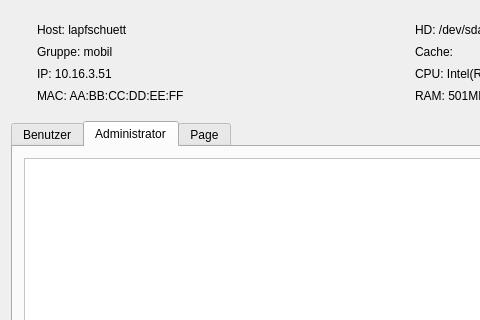
Qt form linbo_gui/linbogui.ui (linuxmuster/linuxmuster-linbo) before a commit; both pictures show x 0 to 480 and y 0 to 320 of the 794 by 571 pixel window.
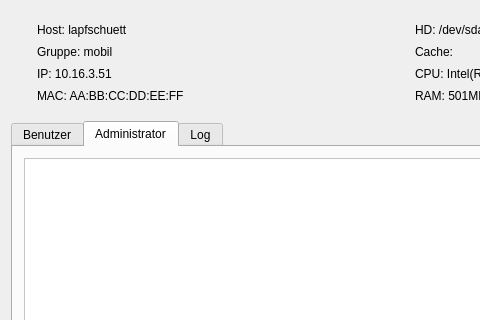
The same form after that commit. Icons and pictures are not drawn. Custom widgets are drawn as their Qt base class.

```diff
--- a/linbo_gui/linbogui.ui
+++ b/linbo_gui/linbogui.ui
@@ -511,7 +511,7 @@
        <enum>Qt::LeftToRight</enum>
       </property>
       <attribute name="title">
-       <string>Page</string>
+       <string>Log</string>
       </attribute>
       <layout class="QHBoxLayout" name="horizontalLayout_5">
        <item>
```
Left out of the diff: 22 changed lines with no effect on the pictures.
